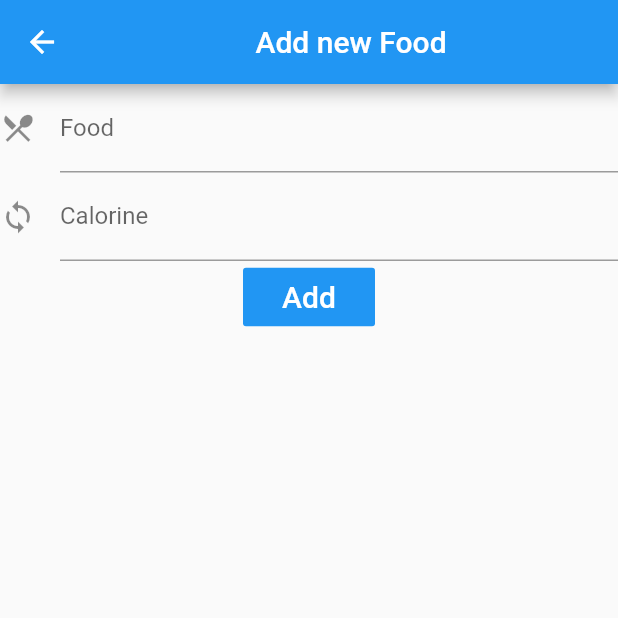
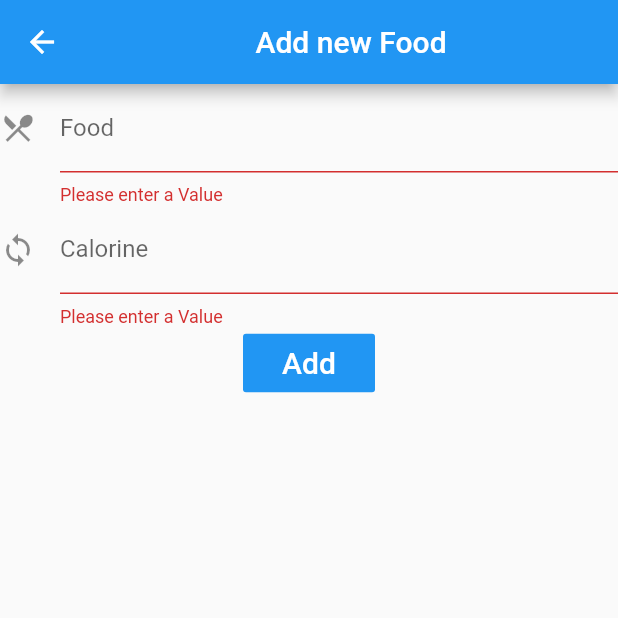
Before and after one commit to OstapFilipenko/Heraceus_app_1.0.0, a Flutter app: the AddFoodPage screen opened directly, after a tap on "Add", on a phone screen of 412 x 824 dp, the top half of it. Run offline on Flutter 3.47's test engine with Material 2 defaults, Android fonts, the phone set to English and light mode, and no system bars.

Commit message:
added the validator for the submit button

```diff
--- a/lib/Components/Food_form.dart
+++ b/lib/Components/Food_form.dart
@@ -6,9 +6,13 @@ class FoodForm extends StatefulWidget {
 }
 
 class _FoodFormState extends State<FoodForm> {
+ final _formKey = GlobalKey<FormState>();
+
   @override
   Widget build(BuildContext context) {
-    return Column(
+    return Form(
+      key: _formKey,
+      child:  Column(
         crossAxisAlignment: CrossAxisAlignment.start,
         children: <Widget>[
           TextFormField(
@@ -17,6 +21,11 @@ class _FoodFormState extends State<FoodForm> {
                 hintText: 'Enter the new Food',
                 labelText: 'Food',
               ),
+              validator: (value){
+                if(value.isEmpty){
+                  return 'Please enter a Value';
+                }
+              },
             ),
             TextFormField(
               decoration: const InputDecoration(
@@ -24,6 +33,11 @@ class _FoodFormState extends State<FoodForm> {
                 hintText: 'Enter the colorine',
                 labelText: 'Calorine',
               ),
+              validator: (value){
+                if(value.isEmpty){
+                  return 'Please enter a Value';
+                }
+              },
             ),
             Center(
               child: FlatButton(
@@ -34,9 +48,11 @@ class _FoodFormState extends State<FoodForm> {
               padding: EdgeInsets.all(8.0),
               splashColor: Colors.blueAccent,
               onPressed: () {
-              /**
-               * Die Daten schicken
-               */
+                if (_formKey.currentState.validate()) {
+                    // If the form is valid, display a Snackbar.
+                    Scaffold.of(context)
+                        .showSnackBar(SnackBar(content: Text('Adding the Datas into the DB...')));
+                  }
               },
               child: Text(
                 "Add",
@@ -46,6 +62,9 @@ class _FoodFormState extends State<FoodForm> {
             ),
 
         ],
+      )
     );
+
+
   }
 }
```
Lines whose indentation alone changed are shown as unchanged.
